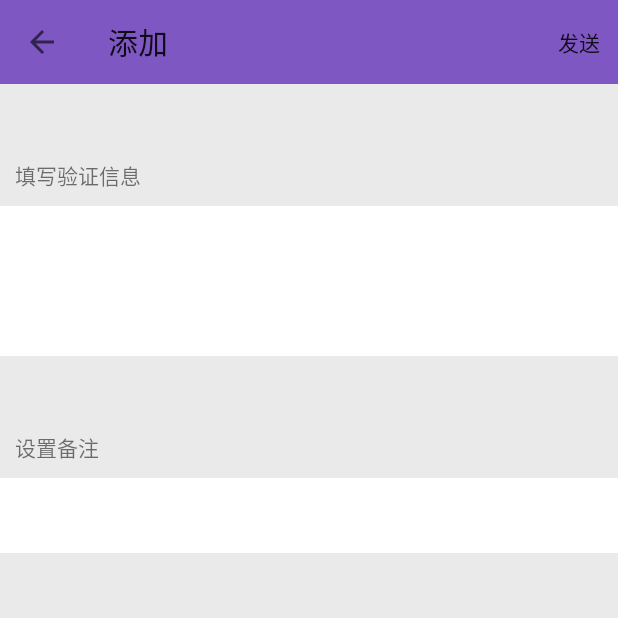
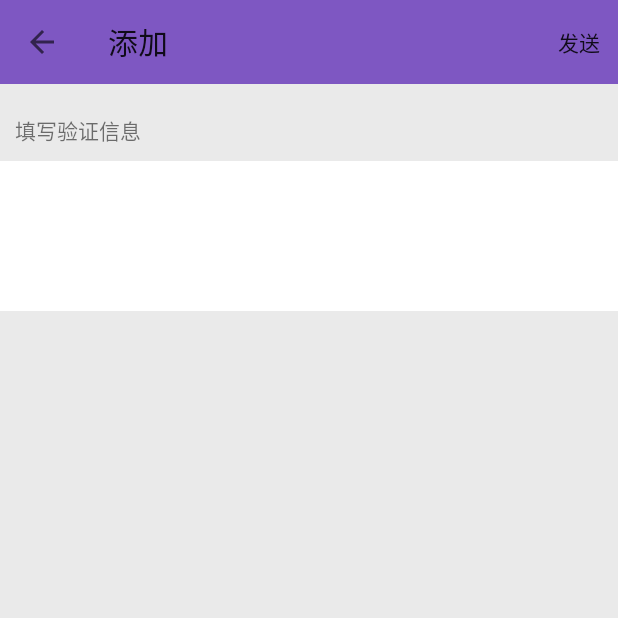
Before and after one commit to dreamgyf/Dim, an Android app: the AddFriendOrGroupActivity screen opened directly, with no data from a screen before it, on a phone screen of 412 x 824 dp, the top half of it. Run offline under Robolectric (Android 15) with nearby library versions, the phone set to English and light mode, and no system bars.

Commit message:
修改界面

```diff
--- a/app/src/main/java/com/dreamgyf/dim/AddFriendOrGroupActivity.java
+++ b/app/src/main/java/com/dreamgyf/dim/AddFriendOrGroupActivity.java
@@ -6,6 +6,7 @@ import android.os.Bundle;
 import android.os.Handler;
 import android.view.Menu;
 import android.view.MenuItem;
+import android.view.View;
 import android.widget.EditText;
 import android.widget.Toast;
 
@@ -56,6 +57,12 @@ public class AddFriendOrGroupActivity extends AppCompatActivity {
         verifyText = findViewById(R.id.verify_text);
         remarkText = findViewById(R.id.remark_text);
 
+        if(user != null) {
+            findViewById(R.id.remark_view).setVisibility(View.VISIBLE);
+        }
+        else {
+            findViewById(R.id.remark_view).setVisibility(View.INVISIBLE);
+        }
     }
 
     private void initToolbar() {
--- a/app/src/main/res/layout/activity_add_friend_or_group.xml
+++ b/app/src/main/res/layout/activity_add_friend_or_group.xml
@@ -24,7 +24,12 @@
         android:layout_height="wrap_content"
         app:layout_constraintTop_toBottomOf="@+id/toolbar"
         android:orientation="vertical"
-        android:paddingTop="50dp">
+        android:paddingTop="20dp">
+
+        <LinearLayout
+            android:layout_width="match_parent"
+            android:layout_height="wrap_content"
+            android:orientation="vertical">
 
             <TextView
                 android:layout_width="wrap_content"
@@ -46,10 +51,18 @@
                 android:paddingRight="10dp"
                 android:background="@android:color/white"/>
 
+        </LinearLayout>
+
+        <LinearLayout
+            android:id="@+id/remark_view"
+            android:layout_width="match_parent"
+            android:layout_height="wrap_content"
+            android:orientation="vertical"
+            android:layout_marginTop="50dp">
+
             <TextView
                 android:layout_width="wrap_content"
                 android:layout_height="wrap_content"
-            android:layout_marginTop="50dp"
                 android:singleLine="true"
                 android:paddingLeft="10dp"
                 android:paddingRight="10dp"
@@ -64,6 +77,11 @@
                 android:paddingRight="10dp"
                 android:background="@android:color/white"
                 android:singleLine="true"/>
+
+        </LinearLayout>
+
+
+
     </LinearLayout>
 
 </androidx.constraintlayout.widget.ConstraintLayout>
```
Lines whose indentation alone changed are shown as unchanged.
